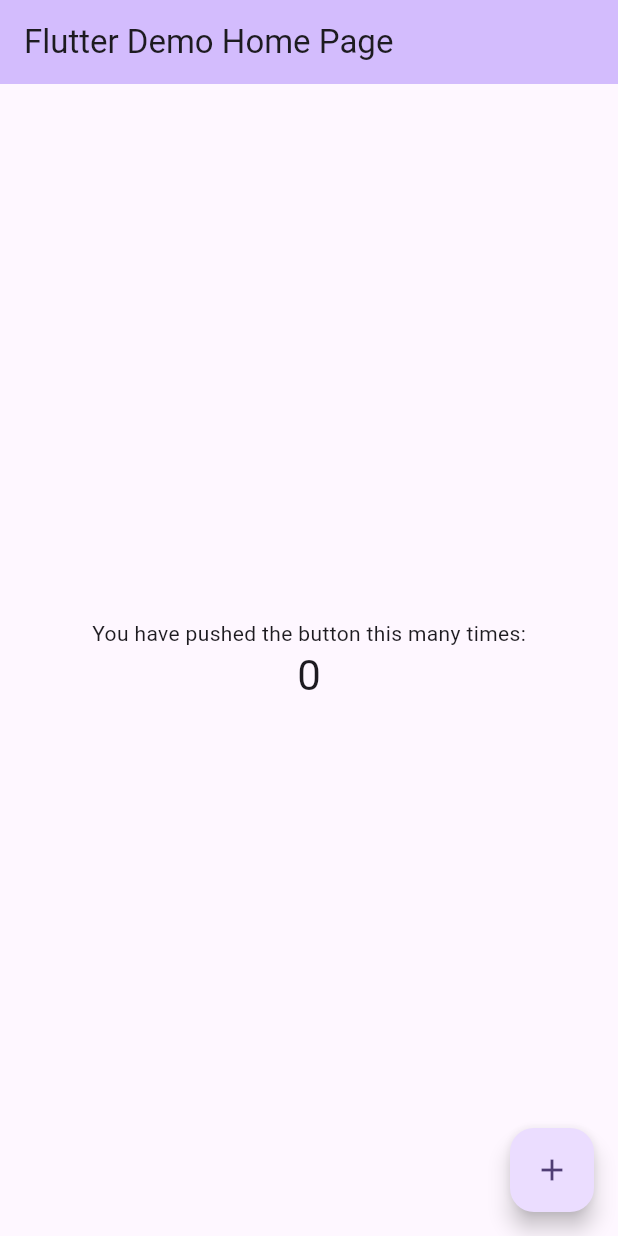
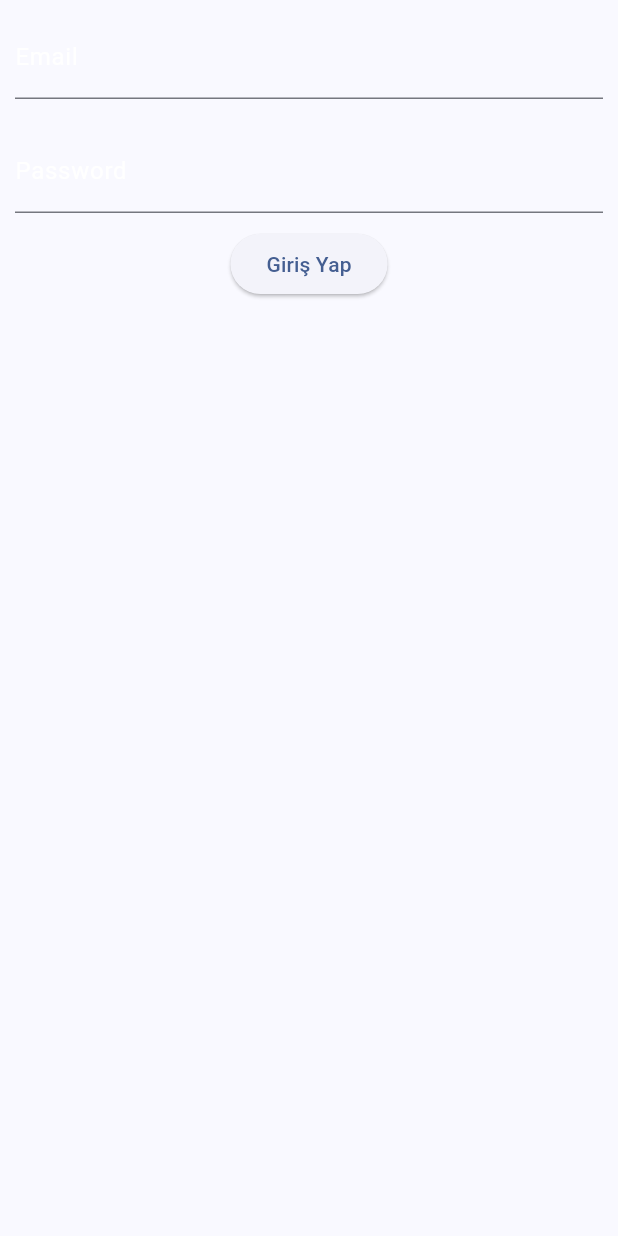
Before and after one commit to OmerBurakTaskin/InteractiveMindMap, a Flutter app: the screen it shows after launch, on a phone screen of 412 x 824 dp. Run offline on Flutter 3.47's test engine with Material 3 defaults, Android fonts, the phone set to English and light mode, and no system bars; our stand-ins replace cloud_firestore, firebase_auth, firebase_core; accounts and stored records are empty.

Commit message:
created signup, login screens.

```diff
--- /dev/null
+++ b/lib/custom_widgets/custom_textfield.dart
@@ -0,0 +1,34 @@
+import 'package:flutter/material.dart';
+
+class CustomTextField extends StatelessWidget {
+  final String labelText;
+  final double padding;
+  final bool obscureText;
+  CustomTextField(this.padding, this.labelText, this.obscureText, {super.key});
+  final TextEditingController _textEditingController = TextEditingController();
+
+  String getText() {
+    return _textEditingController.text;
+  }
+
+  TextEditingController getController() {
+    return _textEditingController;
+  }
+
+  @override
+  Widget build(BuildContext context) {
+    return Padding(
+        padding: EdgeInsets.all(padding),
+        child: TextField(
+          controller: _textEditingController,
+          obscureText: obscureText,
+          decoration: InputDecoration(
+              focusedBorder: const UnderlineInputBorder(
+                  borderSide: BorderSide(color: Colors.blue)),
+              border: const UnderlineInputBorder(),
+              labelText: labelText,
+              labelStyle: const TextStyle(color: Colors.white)),
+          style: const TextStyle(color: Colors.white),
+        ));
+  }
+}
--- /dev/null
+++ b/lib/home_page.dart
@@ -0,0 +1,23 @@
+import 'package:firebase_auth/firebase_auth.dart';
+import 'package:flutter/material.dart';
+import 'package:hackathon/screens/home_screen.dart';
+import 'package:hackathon/screens/login_screen.dart';
+
+class HomePage extends StatelessWidget {
+  HomePage({super.key});
+  final _auth = FirebaseAuth.instance;
+
+  Widget getInitialScreen() {
+    final bool mailVerified =
+        _auth.currentUser == null ? false : _auth.currentUser!.emailVerified;
+    if (mailVerified) {
+      return const HomeScreen();
+    }
+    return const LoginScreen();
+  }
+
+  @override
+  Widget build(BuildContext context) {
+    return getInitialScreen();
+  }
+}
--- a/lib/main.dart
+++ b/lib/main.dart
@@ -1,6 +1,7 @@
 import 'package:flutter/material.dart';
 import 'package:firebase_core/firebase_core.dart';
 import 'package:hackathon/firebase_options.dart';
+import 'package:hackathon/home_page.dart';
 
 void main() async {
   await Firebase.initializeApp(
@@ -15,60 +16,13 @@ class MyApp extends StatelessWidget {
   @override
   Widget build(BuildContext context) {
     return MaterialApp(
-      title: 'Flutter Demo',
+      title: 'Hackathon24',
+      debugShowCheckedModeBanner: false,
       theme: ThemeData(
-        colorScheme: ColorScheme.fromSeed(seedColor: Colors.deepPurple),
+        colorScheme: ColorScheme.fromSeed(seedColor: Colors.blueAccent),
         useMaterial3: true,
       ),
-      home: const MyHomePage(title: 'Flutter Demo Home Page'),
+      home: HomePage(),
     );
   }
 }
-
-class MyHomePage extends StatefulWidget {
-  const MyHomePage({super.key, required this.title});
-
-  final String title;
-
-  @override
-  State<MyHomePage> createState() => _MyHomePageState();
-}
-
-class _MyHomePageState extends State<MyHomePage> {
-  int _counter = 0;
-
-  void _incrementCounter() {
-    setState(() {
-      _counter++;
-    });
-  }
-
-  @override
-  Widget build(BuildContext context) {
-    return Scaffold(
-      appBar: AppBar(
-        backgroundColor: Theme.of(context).colorScheme.inversePrimary,
-        title: Text(widget.title),
-      ),
-      body: Center(
-        child: Column(
-          mainAxisAlignment: MainAxisAlignment.center,
-          children: <Widget>[
-            const Text(
-              'You have pushed the button this many times:',
-            ),
-            Text(
-              '$_counter',
-              style: Theme.of(context).textTheme.headlineMedium,
-            ),
-          ],
-        ),
-      ),
-      floatingActionButton: FloatingActionButton(
-        onPressed: _incrementCounter,
-        tooltip: 'Increment',
-        child: const Icon(Icons.add),
-      ),
-    );
-  }
-}
--- a/lib/models/user.dart
+++ b/lib/models/user.dart
@@ -4,30 +4,44 @@ class User {
   String _name;
   String _surName;
   String _userName;
+  String _userId;
+  String _email;
   List<WorkSpace> workSpaces = [];
 
   User(
-      {required String name, required String surName, required String userName})
+      {required String name,
+      required String surName,
+      required String userName,
+      required String userId,
+      required String email})
       : _name = name,
         _surName = surName,
-        _userName = userName;
+        _userName = userName,
+        _email = email,
+        _userId = userId;
 
   User.fromJson(Map<String, dynamic> json)
       : this(
             name: json['name'],
             surName: json['surName'],
-            userName: json['userName']);
+            userName: json['userName'],
+            email: json['email'],
+            userId: json["userId"]);
 
   Map<String, dynamic> toJson() {
     return {
       'name': _name,
       'surName': _surName,
       'userName': _userName,
-      'workSpaces': workSpaces
+      'workSpaces': workSpaces,
+      'email': _email,
+      "userId": _userId
     };
   }
 
   String get name => _name;
   String get surName => _surName;
   String get userName => _userName;
+  String get email => _email;
+  String get userId => _userId;
 }
--- /dev/null
+++ b/lib/screens/login_screen.dart
@@ -0,0 +1,71 @@
+import 'package:firebase_auth/firebase_auth.dart';
+import 'package:flutter/material.dart';
+import 'package:hackathon/custom_widgets/custom_textfield.dart';
+import 'package:hackathon/screens/home_screen.dart';
+import 'package:hackathon/services/authentication_service.dart';
+
+class LoginScreen extends StatefulWidget {
+  const LoginScreen({super.key});
+
+  @override
+  State<LoginScreen> createState() => _LoginScreenState();
+}
+
+class _LoginScreenState extends State<LoginScreen> {
+  final _authtenticationService = AuthenticationService();
+  final _emailTextField = CustomTextField(10, "Email", false);
+  final _passwordTextField = CustomTextField(10, "Password", true);
+  @override
+  Widget build(BuildContext context) {
+    List<CustomTextField> textFields = [_emailTextField, _passwordTextField];
+    return Scaffold(
+      body: Expanded(
+        child: SingleChildScrollView(
+          child: Column(
+            children: [
+              ...textFields,
+              ElevatedButton(
+                  onPressed: () async {
+                    try {
+                      final userCredentials =
+                          await _authtenticationService.signIn(
+                              email: _emailTextField.getText().trim(),
+                              password: _passwordTextField.getText().trim());
+                      if (userCredentials.user!.emailVerified) {
+                        Navigator.pushReplacement(
+                            context,
+                            MaterialPageRoute(
+                              builder: (context) => const HomeScreen(),
+                            ));
+                      } else {
+                        ScaffoldMessenger.of(context).showSnackBar(SnackBar(
+                            content: Row(
+                          children: [
+                            const Text("Email doğrulanmamış"),
+                            TextButton(
+                                onPressed: () async {
+                                  userCredentials.user!.sendEmailVerification();
+                                },
+                                child: const Text("Mail gönder"))
+                          ],
+                        )));
+                      }
+                    } on FirebaseAuthException catch (e) {
+                      if (e.code == "user-not-found") {
+                        ScaffoldMessenger.of(context).showSnackBar(
+                            const SnackBar(
+                                content: Text("Kullanıcı bulunamadı")));
+                      }
+                    } catch (e) {
+                      ScaffoldMessenger.of(context).showSnackBar(
+                          const SnackBar(content: Text("Bir hata oluştu")));
+                    }
+                  },
+                  child: const Text("Giriş Yap"))
+            ],
+          ),
+        ),
+      ),
+    );
+  }
+}
--- a/lib/services/authentication_service.dart
+++ b/lib/services/authentication_service.dart
@@ -1 +1,23 @@
-class AuthenticationService {}
+import 'package:firebase_auth/firebase_auth.dart';
+
+class AuthenticationService {
+  final _auth = FirebaseAuth.instance;
+  Future<void> signUp({required String email, required String password}) async {
+    try {
+      await _auth.createUserWithEmailAndPassword(
+          email: email, password: password);
+    } catch (e) {
+      print("KAYIT HATASI VAR: $e");
+    }
+  }
+
+  Future<UserCredential> signIn(
+      {required String email, required String password}) async {
+    return await _auth.signInWithEmailAndPassword(
+        email: email, password: password);
+  }
+
+  Future<void> signOut() async {
+    await _auth.signOut();
+  }
+}
--- a/lib/services/firestore_db_service.dart
+++ /dev/null
@@ -1 +0,0 @@
-class FirestoreDbService {}
--- /dev/null
+++ b/lib/services/work_space_db_service.dart
@@ -0,0 +1 @@
+class WorkSpaceDbService {}
--- /dev/null
+++ b/lib/services/workspace_db_service.dart
@@ -0,0 +1 @@
+class WorkspaceDbService {}
```
Also changed, not shown: lib/screens/home_screen.dart (+6 -1 lines), lib/screens/sign_up_screen.dart (added, +94 -0 lines), lib/services/user_db_service.dart (added, +38 -0 lines).
